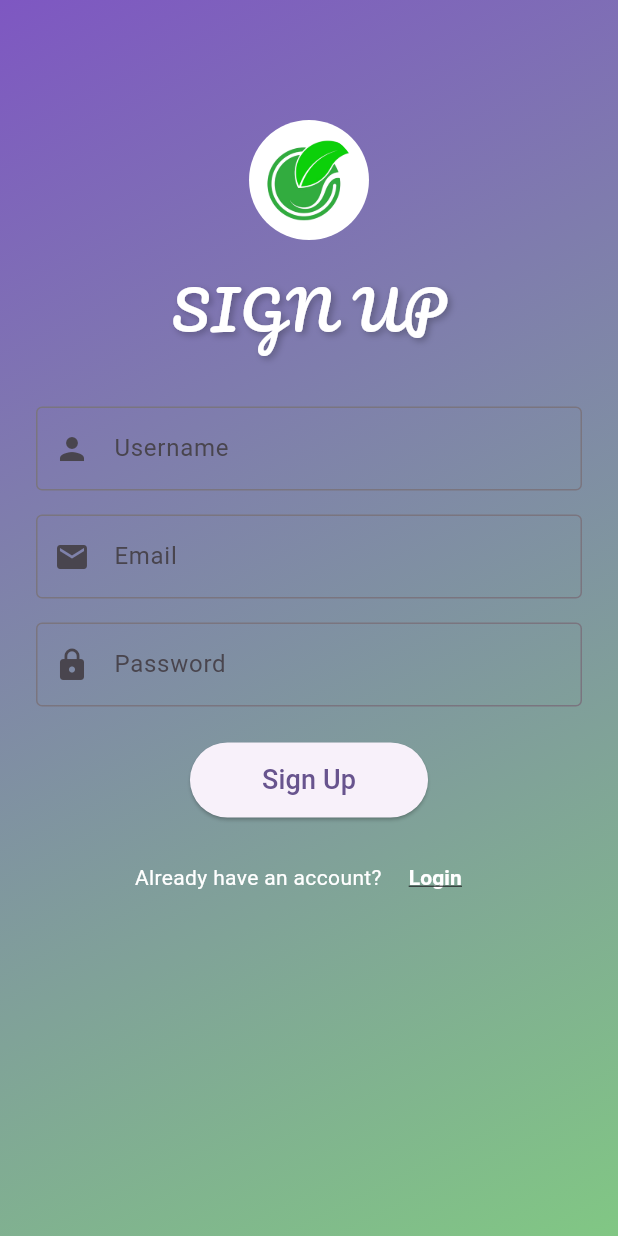
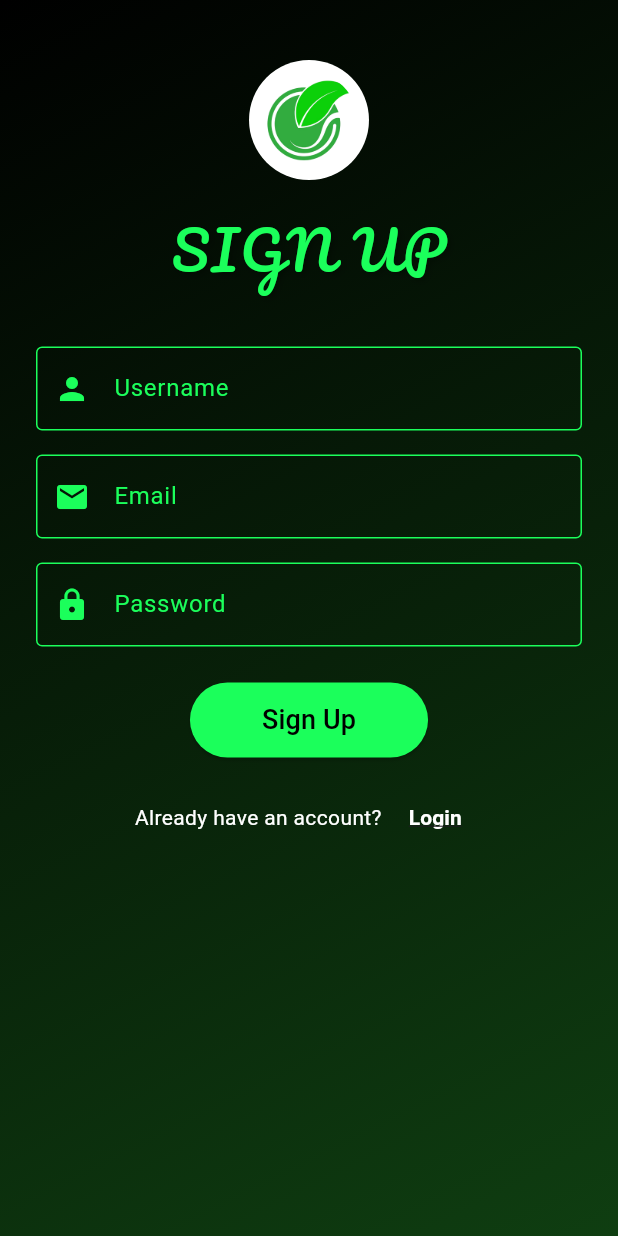
Before and after one commit to 24mp2301/FlutterJOku, a Flutter app: the screen it shows after launch, after a tap on "Sign Up", on a phone screen of 412 x 824 dp. Run offline on Flutter 3.47's test engine with Material 3 defaults, Android fonts, the phone set to English and light mode, and no system bars; our stand-ins replace google_fonts.

Commit message:
styled to green color

```diff
--- a/lib/screens/signin_screen.dart
+++ b/lib/screens/signin_screen.dart
@@ -1,7 +1,7 @@
 import 'package:flutter/material.dart';
 import 'package:google_fonts/google_fonts.dart';
-import 'signup_screen.dart'; // Import your signup screen here
-import 'widgets.dart'; // For BorderedCircleImage
+import 'signup_screen.dart';
+import 'widgets.dart';
 
 class SignInScreen extends StatefulWidget {
   const SignInScreen({Key? key}) : super(key: key);
@@ -25,7 +25,21 @@
     final username = _usernameController.text;
     final password = _passwordController.text;
     print('Username: $username, Password: $password');
-    // Add your sign-in logic here (authentication, API calls, etc.)
+    // TODO: Add authentication logic
+  }
+
+  InputDecoration _inputDecoration(String label, IconData icon) {
+    return InputDecoration(
+      labelText: label,
+      labelStyle: const TextStyle(color: Color(0xFF00FF66)),
+      enabledBorder: const OutlineInputBorder(
+        borderSide: BorderSide(color: Color(0xFF00FF66), width: 1.5),
+      ),
+      focusedBorder: const OutlineInputBorder(
+        borderSide: BorderSide(color: Color(0xFF00FF66), width: 2.0),
+      ),
+      prefixIcon: Icon(icon, color: const Color(0xFF00FF66)),
+    );
   }
 
   @override
@@ -33,9 +47,12 @@
     return Scaffold(
       body: Container(
         padding: const EdgeInsets.symmetric(horizontal: 24),
-        decoration: BoxDecoration(
+        decoration: const BoxDecoration(
           gradient: LinearGradient(
-            colors: [Colors.deepPurple.shade400, Colors.green.shade300],
+            colors: [
+              Color.fromARGB(255, 0, 0, 0),
+              Color.fromARGB(255, 15, 62, 17),
+            ],
             begin: Alignment.topLeft,
             end: Alignment.bottomRight,
           ),
@@ -55,7 +72,7 @@
               style: GoogleFonts.pacifico(
                 fontSize: 36,
                 fontWeight: FontWeight.w500,
-                color: Colors.white,
+                color: const Color.fromARGB(255, 27, 255, 91),
                 letterSpacing: 1.5,
                 shadows: const [
                   Shadow(
@@ -69,24 +86,22 @@
             const SizedBox(height: 40),
             TextField(
               controller: _usernameController,
-              decoration: const InputDecoration(
-                labelText: 'Username',
-                border: OutlineInputBorder(),
-                prefixIcon: Icon(Icons.person),
-              ),
+              style: const TextStyle(color: Color(0xFF00FF66)),
+              decoration: _inputDecoration('Username', Icons.person),
             ),
             const SizedBox(height: 16),
             TextField(
               controller: _passwordController,
               obscureText: true,
-              decoration: const InputDecoration(
-                labelText: 'Password',
-                border: OutlineInputBorder(),
-                prefixIcon: Icon(Icons.lock),
-              ),
+              style: const TextStyle(color: Color(0xFF00FF66)),
+              decoration: _inputDecoration('Password', Icons.lock),
             ),
             const SizedBox(height: 24),
             ElevatedButton(
+              style: ElevatedButton.styleFrom(
+                backgroundColor: const Color(0xFF00FF66),
+                foregroundColor: Colors.black,
+              ),
               onPressed: _signIn,
               child: const Padding(
                 padding: EdgeInsets.symmetric(vertical: 12, horizontal: 24),
@@ -113,7 +128,7 @@
                   child: const Text(
                     'Sign Up',
                     style: TextStyle(
-                      color: Colors.white,
+                      color: Color(0xFF00FF66),
                       fontWeight: FontWeight.bold,
                       decoration: TextDecoration.underline,
                     ),
--- a/lib/screens/signup_screen.dart
+++ b/lib/screens/signup_screen.dart
@@ -1,6 +1,6 @@
 import 'package:flutter/material.dart';
 import 'package:google_fonts/google_fonts.dart';
-import 'signin_screen.dart'; // Import to navigate back to SignInScreen
+import 'signin_screen.dart'; // Navigate back to SignInScreen
 import 'widgets.dart'; // For BorderedCircleImage
 
 class SignUpScreen extends StatefulWidget {
@@ -28,26 +28,34 @@
     final email = _emailController.text;
     final password = _passwordController.text;
     print('Username: $username, Email: $email, Password: $password');
-    // Add your sign-up logic here
+    // TODO: Add actual sign-up logic here
   }
 
   @override
   Widget build(BuildContext context) {
+    final screenHeight = MediaQuery.of(context).size.height;
+
     return Scaffold(
       body: Container(
-        padding: const EdgeInsets.symmetric(horizontal: 24),
-        decoration: BoxDecoration(
+        height: screenHeight,
+        decoration: const BoxDecoration(
           gradient: LinearGradient(
-            colors: [Colors.deepPurple.shade400, Colors.green.shade300],
+            colors: [
+              Color.fromARGB(255, 0, 0, 0),
+              Color.fromARGB(255, 15, 62, 17),
+            ],
             begin: Alignment.topLeft,
             end: Alignment.bottomRight,
           ),
         ),
+        child: SafeArea(
+          child: SingleChildScrollView(
+            child: Padding(
+              padding: const EdgeInsets.symmetric(horizontal: 24),
               child: Column(
-          mainAxisAlignment: MainAxisAlignment.start,
                 crossAxisAlignment: CrossAxisAlignment.center,
                 children: [
-            const SizedBox(height: 80),
+                  const SizedBox(height: 40),
                   const BorderedCircleImage(
                     imagePath: 'assets/images/app_icon.png',
                     size: 80,
@@ -58,7 +66,7 @@
                     style: GoogleFonts.pacifico(
                       fontSize: 36,
                       fontWeight: FontWeight.w500,
-                color: Colors.white,
+                      color: Color.fromARGB(255, 27, 255, 91),
                       letterSpacing: 1.5,
                       shadows: [
                         Shadow(
@@ -72,38 +80,38 @@
                   const SizedBox(height: 40),
                   TextField(
                     controller: _usernameController,
-              decoration: const InputDecoration(
-                labelText: 'Username',
-                border: OutlineInputBorder(),
-                prefixIcon: Icon(Icons.person),
-              ),
+                    style: const TextStyle(color: Colors.white),
+                    decoration: greenInputDecoration('Username', Icons.person),
                   ),
                   const SizedBox(height: 16),
                   TextField(
                     controller: _emailController,
                     keyboardType: TextInputType.emailAddress,
-              decoration: const InputDecoration(
-                labelText: 'Email',
-                border: OutlineInputBorder(),
-                prefixIcon: Icon(Icons.email),
-              ),
+                    style: const TextStyle(color: Colors.white),
+                    decoration: greenInputDecoration('Email', Icons.email),
                   ),
                   const SizedBox(height: 16),
                   TextField(
                     controller: _passwordController,
                     obscureText: true,
-              decoration: const InputDecoration(
-                labelText: 'Password',
-                border: OutlineInputBorder(),
-                prefixIcon: Icon(Icons.lock),
-              ),
+                    style: const TextStyle(color: Colors.white),
+                    decoration: greenInputDecoration('Password', Icons.lock),
                   ),
                   const SizedBox(height: 24),
                   ElevatedButton(
                     onPressed: _signUp,
+                    style: ElevatedButton.styleFrom(
+                      backgroundColor: const Color.fromARGB(255, 27, 255, 91),
+                    ),
                     child: const Padding(
-                padding: EdgeInsets.symmetric(vertical: 12, horizontal: 24),
-                child: Text('Sign Up', style: TextStyle(fontSize: 18)),
+                      padding: EdgeInsets.symmetric(
+                        vertical: 12,
+                        horizontal: 24,
+                      ),
+                      child: Text(
+                        'Sign Up',
+                        style: TextStyle(fontSize: 18, color: Colors.black),
+                      ),
                     ),
                   ),
                   const SizedBox(height: 16),
@@ -134,9 +142,29 @@
                       ),
                     ],
                   ),
+                  const SizedBox(height: 24),
                 ],
+              ),
+            ),
+          ),
         ),
       ),
     );
   }
 }
+
+// ✅ Helper method to keep all input styles consistent and green
+InputDecoration greenInputDecoration(String label, IconData icon) {
+  return InputDecoration(
+    labelText: label,
+    labelStyle: const TextStyle(color: Color.fromARGB(255, 27, 255, 91)),
+    prefixIcon: Icon(icon, color: Color.fromARGB(255, 27, 255, 91)),
+    enabledBorder: const OutlineInputBorder(
+      borderSide: BorderSide(color: Color.fromARGB(255, 27, 255, 91)),
+    ),
+    focusedBorder: const OutlineInputBorder(
+      borderSide: BorderSide(color: Color.fromARGB(255, 27, 255, 91), width: 2),
+    ),
+    border: const OutlineInputBorder(),
+  );
+}
```
Lines whose indentation alone changed are shown as unchanged.
